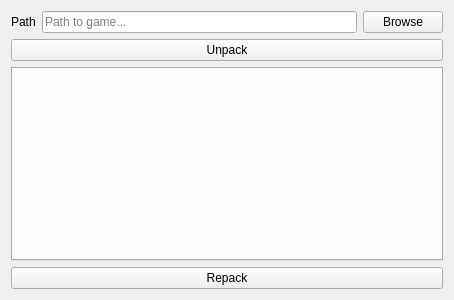
Qt form ragatron/cheatui.ui (dannagle/ragatron) before a commit.
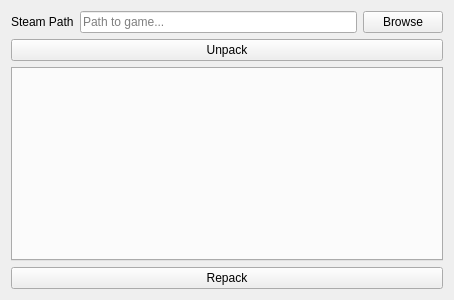
The same form after that commit.

Diff of the .ui file:
```diff
--- a/ragatron/cheatui.ui
+++ b/ragatron/cheatui.ui
@@ -31,7 +31,7 @@
      <item>
       <widget class="QLabel" name="pathLabel">
        <property name="text">
-        <string>Path</string>
+        <string>Steam Path</string>
        </property>
       </widget>
      </item>
```
